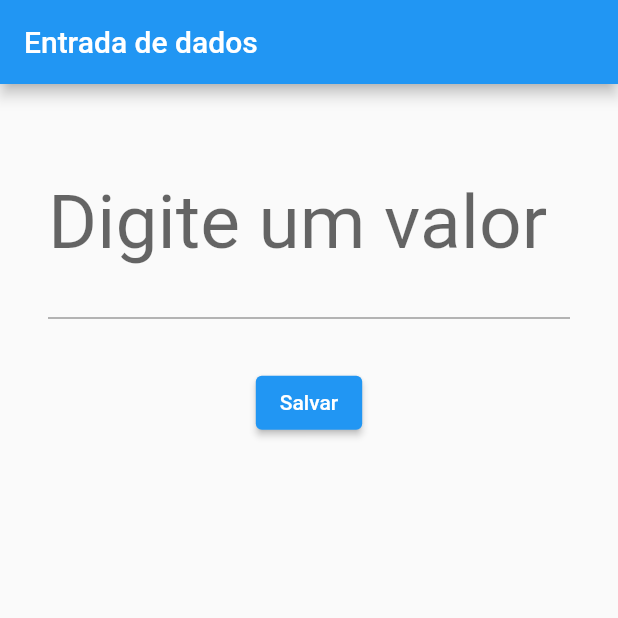
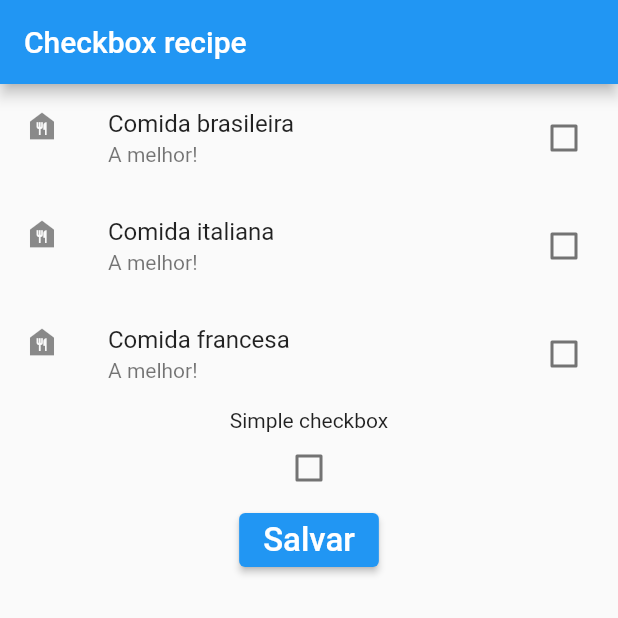
Before and after one commit to layshidani/learning-flutter, a Flutter app: the screen it shows after launch, on a phone screen of 412 x 824 dp, the top half of it. Run offline on Flutter 3.47's test engine with Material 2 defaults, Android fonts, the phone set to English and light mode, and no system bars.

Commit message:
feat: add CheckboxFields :sparkles:

```diff
--- /dev/null
+++ b/recipes/lib/checkbox_field.dart
@@ -0,0 +1,90 @@
+import 'package:flutter/material.dart';
+
+class CheckboxFields extends StatefulWidget {
+  const CheckboxFields({Key? key}) : super(key: key);
+
+  @override
+  _CheckboxFieldsState createState() => _CheckboxFieldsState();
+}
+
+class _CheckboxFieldsState extends State<CheckboxFields> {
+  bool _isCheckedBrazilian = false;
+  bool _isCheckedItalian = false;
+  bool _isCheckedFrench = false;
+  bool _isChecked = false;
+
+  @override
+  Widget build(BuildContext context) {
+    return Scaffold(
+      appBar: AppBar(
+        title: const Text('Checkbox recipe'),
+      ),
+      body: Column(
+        children: <Widget>[
+          CheckboxListTile(
+            title: const Text('Comida brasileira'),
+            subtitle: const Text('A melhor!'),
+            activeColor: Colors.green,
+            secondary: const Icon(Icons.food_bank),
+            value: _isCheckedBrazilian,
+            onChanged: (bool? value) {
+              if (value != null) {
+                setState(() {
+                  _isCheckedBrazilian = value;
+                });
+              }
+            },
+          ),
+          CheckboxListTile(
+            title: const Text('Comida italiana'),
+            subtitle: const Text('A melhor!'),
+            activeColor: Colors.red,
+            secondary: const Icon(Icons.food_bank),
+            value: _isCheckedItalian,
+            onChanged: (bool? value) {
+              if (value != null) {
+                setState(() {
+                  _isCheckedItalian = value;
+                });
+              }
+            },
+          ),
+          CheckboxListTile(
+            title: const Text('Comida francesa'),
+            subtitle: const Text('A melhor!'),
+            activeColor: Colors.blue[900],
+            secondary: const Icon(Icons.food_bank),
+            value: _isCheckedFrench,
+            onChanged: (bool? value) {
+              if (value != null) {
+                setState(() {
+                  _isCheckedFrench = value;
+                });
+              }
+            },
+          ),
+          const Text('Simple checkbox'),
+          Checkbox(
+            value: _isChecked,
+            onChanged: (bool? value) {
+              if (value != null) {
+                setState(() {
+                  _isChecked = value;
+                });
+              }
+            },
+          ),
+          ElevatedButton(
+            onPressed: () {},
+            child: const Text(
+              'Salvar',
+              style: TextStyle(
+                fontSize: 22,
+              ),
+            ),
+          ),
+        ],
+      ),
+    );
+  }
+}
--- a/recipes/lib/main.dart
+++ b/recipes/lib/main.dart
@@ -1,8 +1,10 @@
 import 'package:flutter/material.dart';
+import 'package:recipes/checkbox_field.dart';
 import 'package:recipes/text_field.dart';
 
 void main() {
   runApp(const MaterialApp(
-    home: TextFields(),
+    // home: TextFields(),
+    home: CheckboxFields(),
   ));
 }
```
